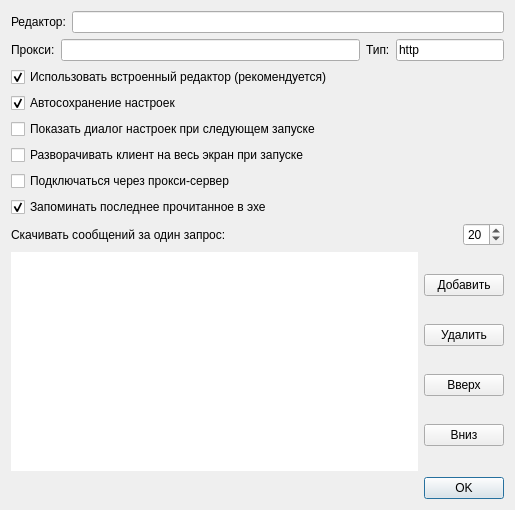
Qt form qtgui-files/clientconfig.ui (idec-net/cutiefeed) before a commit.
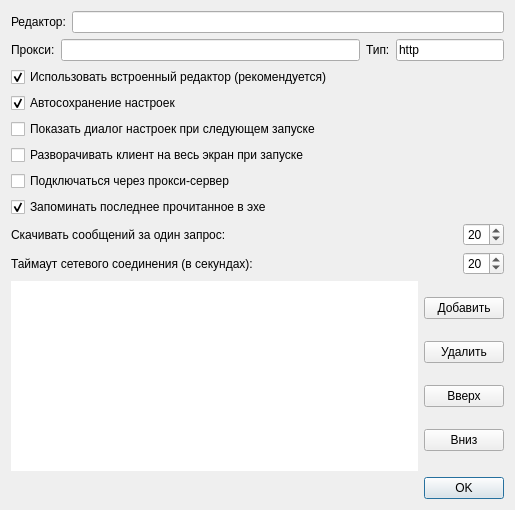
The same form after that commit.

```diff
--- a/qtgui-files/clientconfig.ui
+++ b/qtgui-files/clientconfig.ui
@@ -194,6 +194,23 @@
         </property>
        </widget>
       </item>
+      <item row="1" column="0">
+       <widget class="QLabel" name="label_5">
+        <property name="text">
+         <string>Таймаут сетевого соединения (в секундах):</string>
+        </property>
+       </widget>
+      </item>
+      <item row="1" column="1">
+       <widget class="QSpinBox" name="spinBox_2">
+        <property name="minimum">
+         <number>1</number>
+        </property>
+        <property name="value">
+         <number>20</number>
+        </property>
+       </widget>
+      </item>
      </layout>
     </widget>
    </item>
```
Left out of the diff: 9 changed lines with no effect on the pictures.
